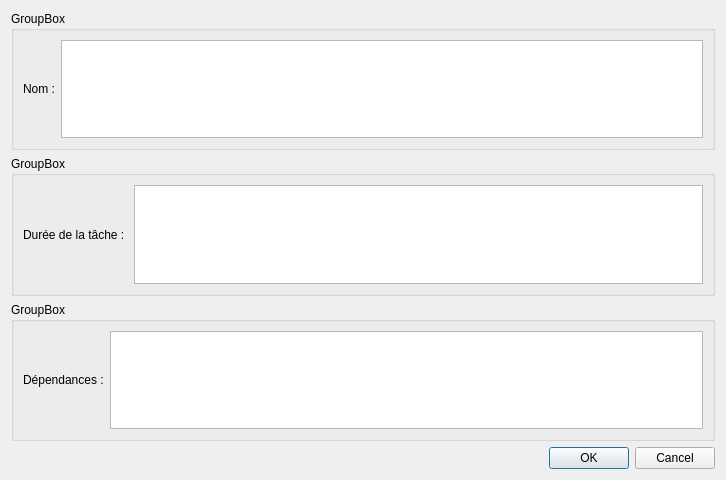
The window that TaskManagement/addTask.ui (Silvec-aka/QtApp) describes before a commit, drawn with Qt 5.
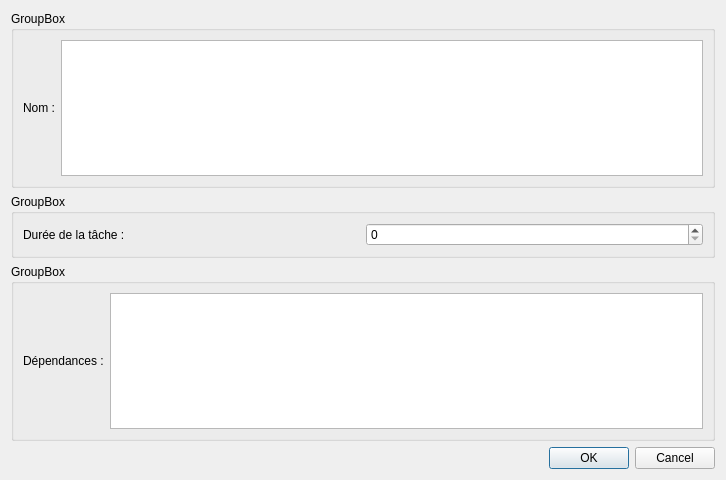
The same window after the commit.

Commit message: duration from string to int

The edit to the form file:
```diff
--- a/TaskManagement/addTask.ui
+++ b/TaskManagement/addTask.ui
@@ -47,7 +47,7 @@
        </widget>
       </item>
       <item>
-       <widget class="QTextEdit" name="durationString"/>
+       <widget class="QSpinBox" name="durationInt"/>
       </item>
      </layout>
     </widget>
```
The commit also changes 4 other files.
